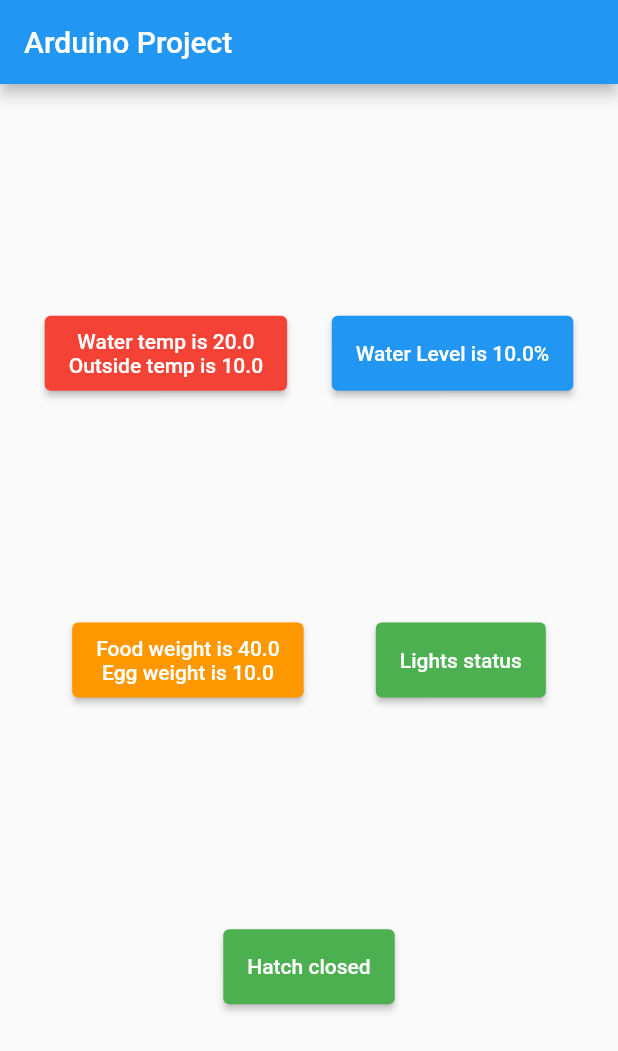
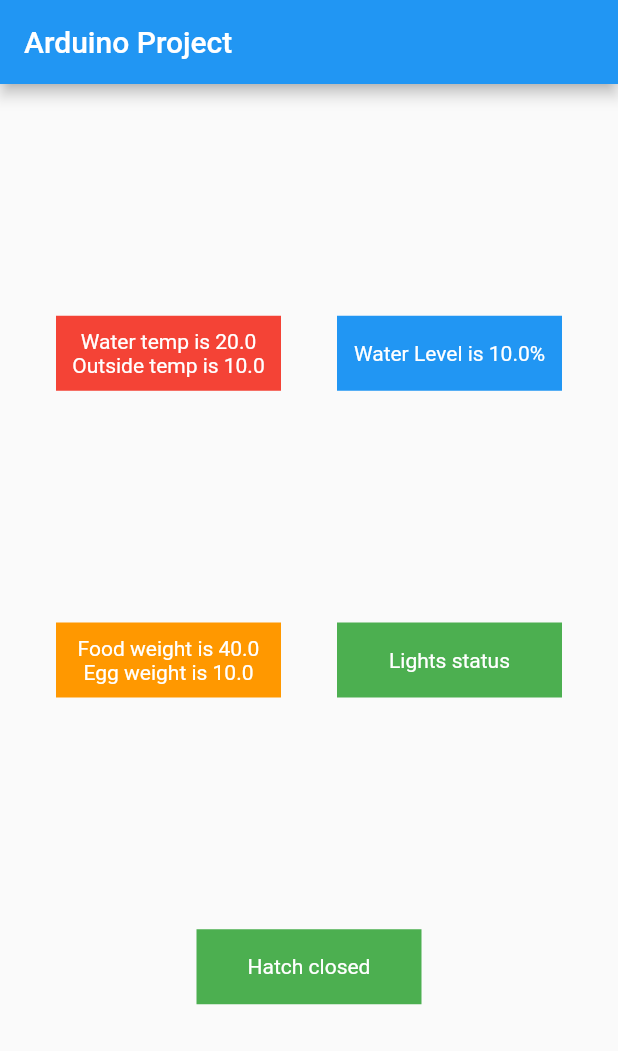
Before and after one commit to Jepsens1/flutter_h3hoensefoedder, a Flutter app: the screen it shows after launch, on a phone screen of 412 x 824 dp. Shown: the top 1051 px of the screen. Run offline on Flutter 3.47's test engine with Material 2 defaults, Android fonts, the phone set to English and light mode, and no system bars; missing offline and left inert: tcp_socket_connection.

Commit message:
Removed ExtendedInfo Widget, and started to implemt datahandler

```diff
--- a/lib/Data/DataManager.dart
+++ b/lib/Data/DataManager.dart
@@ -6,7 +6,7 @@ import 'package:flutter_h3hoensefoedder/Objects/WeightObject.dart';
 class DataManager {
   Future<TempObject> GetTemps() async {
     DataHandler handler = DataHandler();
-    handler.startConnection();
+    handler.ReceivedDataType("Temp", "Temp 20.0 Water 10.0");
     return TempObject(20, 10);
   }
 
--- a/lib/widgets/StatusWidget.dart
+++ b/lib/widgets/StatusWidget.dart
@@ -1,6 +1,5 @@
 import 'package:flutter/material.dart';
 import 'package:flutter_h3hoensefoedder/Objects/TempObject.dart';
-import 'package:flutter_h3hoensefoedder/widgets/ExtendedInfoWidget.dart';
 
 class StatusWidget extends StatefulWidget {
   const StatusWidget({super.key, required this.title});
@@ -22,27 +21,20 @@ class _StatusWidgetState extends State<StatusWidget> {
   @override
   Widget build(BuildContext context) {
     return Container(
+      color: Colors.green,
       height: 50,
-      child: ElevatedButton(
-        style: ElevatedButton.styleFrom(
-          backgroundColor: Colors.green,
-        ),
-        onPressed: () {
-          Navigator.push(
-            context,
-            MaterialPageRoute(
-                builder: (context) => ExtendedInfoWidget(
-                      title: "Status",
-                    )),
-          );
-        },
+      width: 150,
+      child: Center(
         child: FutureBuilder(
           future: GetData(),
           builder: ((context, snapshot) {
             List<Widget> childs;
             if (snapshot.hasData) {
               childs = <Widget>[
-                Text(widget.title),
+                Text(
+                  widget.title,
+                  style: TextStyle(color: Colors.white),
+                ),
               ];
             } else if (snapshot.hasError) {
               childs = <Widget>[
--- a/lib/widgets/Temps.dart
+++ b/lib/widgets/Temps.dart
@@ -1,7 +1,6 @@
 import 'package:flutter/material.dart';
 import 'package:flutter_h3hoensefoedder/Data/DataManager.dart';
 import 'package:flutter_h3hoensefoedder/Objects/TempObject.dart';
-import 'package:flutter_h3hoensefoedder/widgets/ExtendedInfoWidget.dart';
 
 class TempsWidget extends StatefulWidget {
   const TempsWidget({super.key});
@@ -31,27 +30,21 @@ class _TempsWidgetState extends State<TempsWidget> {
   Widget build(BuildContext context) {
     return Container(
       height: 50,
-      child: ElevatedButton(
-        style: ElevatedButton.styleFrom(
-          backgroundColor: Colors.red,
-        ),
-        onPressed: () {
-          Navigator.push(
-            context,
-            MaterialPageRoute(
-                builder: (context) => ExtendedInfoWidget(
-                      title: "Temps",
-                    )),
-          );
-        },
+      width: 150,
+      color: Colors.red,
+      child: Center(
         child: FutureBuilder(
           future: GetData(),
           builder: ((context, snapshot) {
             List<Widget> childs;
             if (snapshot.hasData) {
               childs = <Widget>[
-                Text("Water temp is ${data?.Watertemp}"),
-                Text("Outside temp is ${data?.Outsidetemp}"),
+                Text(
+                  "Water temp is ${data?.Watertemp}",
+                  style: TextStyle(color: Colors.white),
+                ),
+                Text("Outside temp is ${data?.Outsidetemp}",
+                    style: TextStyle(color: Colors.white)),
               ];
             } else if (snapshot.hasError) {
               childs = <Widget>[
--- a/lib/widgets/WaterLevel.dart
+++ b/lib/widgets/WaterLevel.dart
@@ -1,7 +1,6 @@
 import 'package:flutter/material.dart';
 import 'package:flutter_h3hoensefoedder/Data/DataManager.dart';
 import 'package:flutter_h3hoensefoedder/Objects/WaterLevelObject.dart';
-import 'package:flutter_h3hoensefoedder/widgets/ExtendedInfoWidget.dart';
 
 class WaterLevel extends StatefulWidget {
   const WaterLevel({super.key});
@@ -30,27 +29,18 @@ class _WaterLevelState extends State<WaterLevel> {
   @override
   Widget build(BuildContext context) {
     return Container(
+      color: Colors.blue,
       height: 50,
-      child: ElevatedButton(
-        style: ElevatedButton.styleFrom(
-          backgroundColor: Colors.blue,
-        ),
-        onPressed: () {
-          Navigator.push(
-            context,
-            MaterialPageRoute(
-                builder: (context) => ExtendedInfoWidget(
-                      title: "Water level",
-                    )),
-          );
-        },
+      width: 150,
+      child: Center(
         child: FutureBuilder(
           future: GetData(),
           builder: ((context, snapshot) {
             List<Widget> childs;
             if (snapshot.hasData) {
               childs = <Widget>[
-                Text("Water Level is ${data?.Waterlevel}%"),
+                Text("Water Level is ${data?.Waterlevel}%",
+                    style: TextStyle(color: Colors.white)),
               ];
             } else if (snapshot.hasError) {
               childs = <Widget>[
--- a/lib/widgets/Weightwidget.dart
+++ b/lib/widgets/Weightwidget.dart
@@ -1,7 +1,6 @@
 import 'package:flutter/material.dart';
 import 'package:flutter_h3hoensefoedder/Data/DataManager.dart';
 import 'package:flutter_h3hoensefoedder/Objects/WeightObject.dart';
-import 'package:flutter_h3hoensefoedder/widgets/ExtendedInfoWidget.dart';
 
 class WeightWidget extends StatefulWidget {
   const WeightWidget({super.key});
@@ -30,28 +29,20 @@ class _WeightWidgetState extends State<WeightWidget> {
   @override
   Widget build(BuildContext context) {
     return Container(
+      color: Colors.orange,
       height: 50,
-      child: ElevatedButton(
-        style: ElevatedButton.styleFrom(
-          backgroundColor: Colors.orange,
-        ),
-        onPressed: () {
-          Navigator.push(
-            context,
-            MaterialPageRoute(
-                builder: (context) => const ExtendedInfoWidget(
-                      title: "Weight",
-                    )),
-          );
-        },
+      width: 150,
+      child: Center(
         child: FutureBuilder(
           future: GetData(),
           builder: ((context, snapshot) {
             List<Widget> childs;
             if (snapshot.hasData) {
               childs = <Widget>[
-                Text("Food weight is ${data?.Foodweight}"),
-                Text("Egg weight is ${data?.Eggweight}"),
+                Text("Food weight is ${data?.Foodweight}",
+                    style: TextStyle(color: Colors.white)),
+                Text("Egg weight is ${data?.Eggweight}",
+                    style: TextStyle(color: Colors.white)),
               ];
             } else if (snapshot.hasError) {
               childs = <Widget>[
```
Also changed, not shown: lib/Data/Datahandler.dart (+35 -1 lines), lib/widgets/ExtendedInfoWidget.dart (deleted, +0 -25 lines), lib/widgets/MainScreen.dart (+0 -20 lines).
